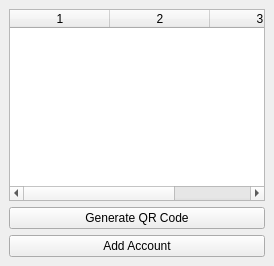
olejatorqq/otp-mfa, file otp_window.ui: the form before one commit.
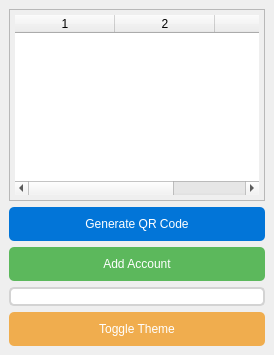
The form after the commit.

The edit to the form file:
```diff
--- a/otp_window.ui
+++ b/otp_window.ui
@@ -19,6 +19,15 @@
         <string>OTP</string>
        </stringlist>
       </property>
+      <property name="alternatingRowColors">
+       <bool>true</bool>
+      </property>
+      <property name="styleSheet">
+       <string>QTableWidget {
+          padding: 5px;
+          gridline-color: #D3D3D3;
+       }</string>
+      </property>
      </widget>
     </item>
     <item>
@@ -26,6 +35,14 @@
       <property name="text">
        <string>Generate QR Code</string>
       </property>
+      <property name="styleSheet">
+       <string>QPushButton {
+          padding: 10px;
+          background-color: #0275d8;
+          color: white;
+          border-radius: 5px;
+       }</string>
+      </property>
      </widget>
     </item>
     <item>
@@ -33,10 +50,58 @@
       <property name="text">
        <string>Add Account</string>
       </property>
+      <property name="styleSheet">
+       <string>QPushButton {
+          padding: 10px;
+          background-color: #5cb85c;
+          color: white;
+          border-radius: 5px;
+       }</string>
+      </property>
      </widget>
     </item>
     <item>
-     <layout class="QVBoxLayout" name="qrCodeDisplayLayout"/>  <!-- Layout для отображения QR-кода -->
+     <layout class="QVBoxLayout" name="qrCodeDisplayLayout"/>
+    </item>
+    <item>
+     <widget class="QProgressBar" name="totpProgressBar">
+      <property name="minimum">
+       <number>0</number>
+      </property>
+      <property name="maximum">
+       <number>100</number>
+      </property>
+      <property name="textVisible">
+       <bool>false</bool>
+      </property>
+      <property name="styleSheet">
+       <string>QProgressBar {
+           border: 2px solid #D3D3D3;
+           border-radius: 5px;
+           background-color: white;
+           height: 15px;
+       }
+       QProgressBar::chunk {
+           background-color: #0275d8;
+           width: 10px;
+       }</string>
+      </property>
+     </widget>
+    </item>
+    <item>
+     <widget class="QPushButton" name="themeToggleButton">
+      <property name="text">
+       <string>Toggle Theme</string>
+      </property>
+      <property name="styleSheet">
+       <string>QPushButton {
+          padding: 10px;
+          background-color: #f0ad4e;
+          color: white;
+          border-radius: 5px;
+       }</string>
+      </property>
+     </widget>
     </item>
    </layout>
   </widget>
```
Left out of the diff: 3 changed lines with no effect on the pictures.
